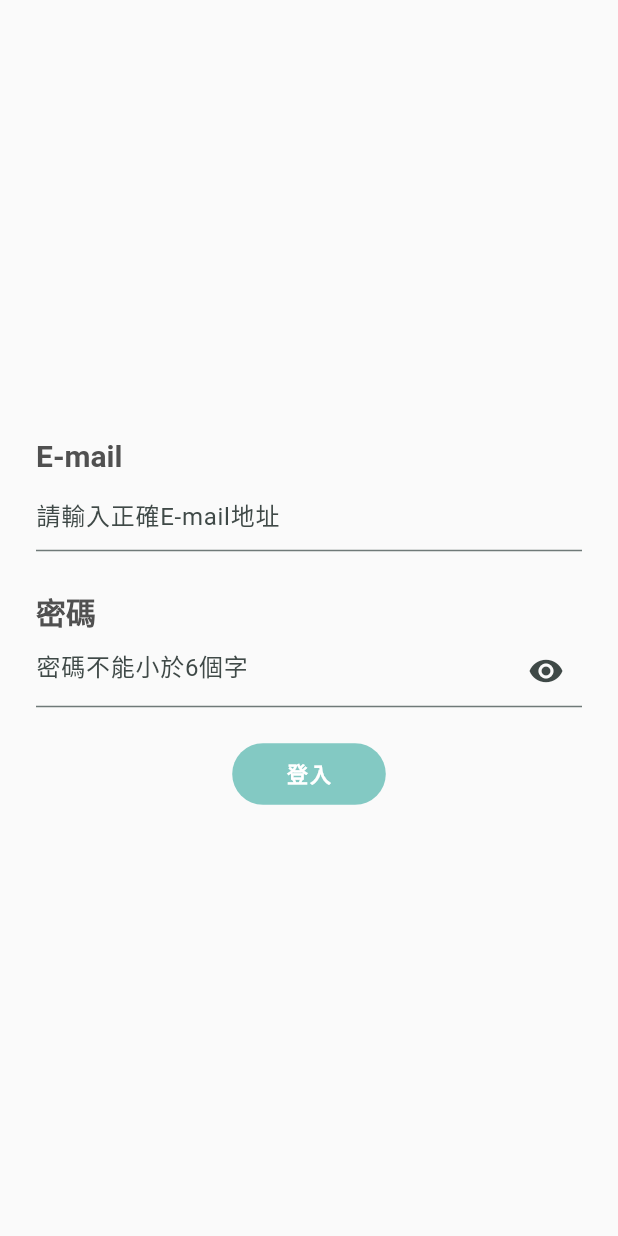
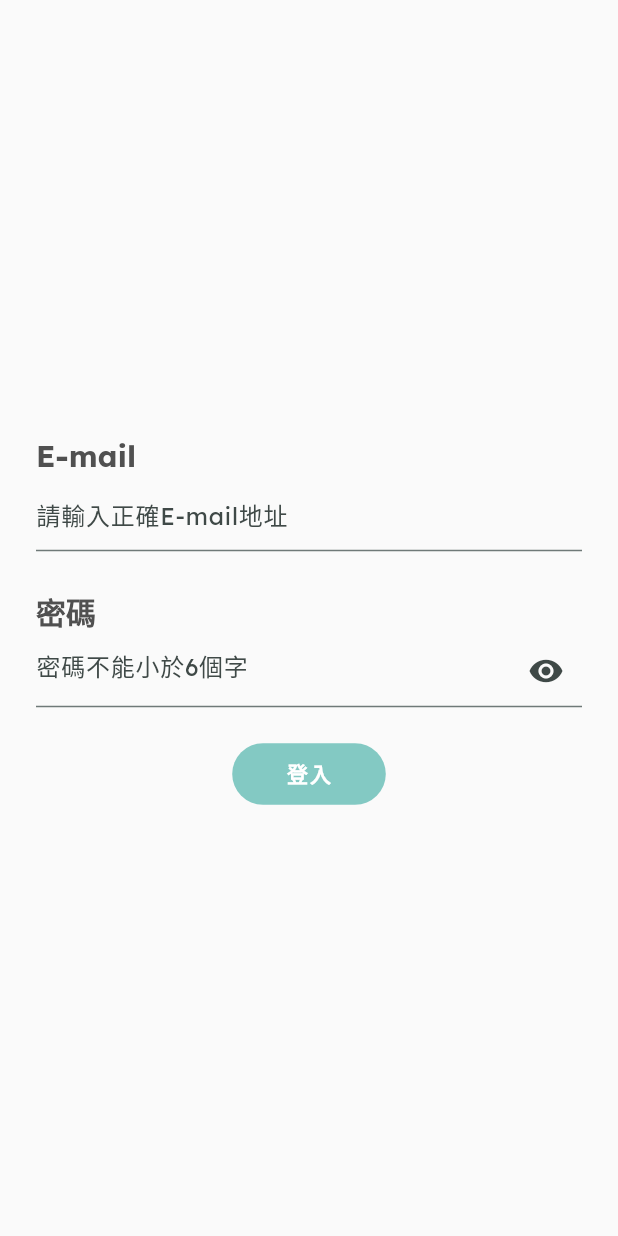
Before and after one commit to FooJiaYin/laundry-savior, a Flutter app: the screen it shows after launch, after a tap on "登入", on a phone screen of 412 x 824 dp. Run offline on Flutter 3.47's test engine with Material 2 defaults, Android fonts, the phone set to English and light mode, and no system bars; our stand-ins replace dio, shared_preferences; network calls fail.

Commit message:
feat: set font to Lexend

```diff
--- a/lib/theme/font.dart
+++ b/lib/theme/font.dart
@@ -2,6 +2,7 @@ import 'package:flutter/material.dart';
 import 'colors.dart';
 
 class ThemeFont {
+  static const fontFamilly = "Lexend";
   static const color = ThemeColors.textColor;
   static const textSize = 16.0;
   static const h1TextSize = 28.0;
--- a/lib/theme/theme.dart
+++ b/lib/theme/theme.dart
@@ -10,6 +10,7 @@ class CustomTheme with ChangeNotifier {
 
   static ThemeData defaultTheme = ThemeData(
     useMaterial3: true,
+    fontFamily: ThemeFont.fontFamilly,
 
     /// Colors
     primaryColor: ThemeColors.primaryColor,
```
Also changed, not shown: pubspec.yaml (+7 -20 lines), assets/fonts/Lexend-Bold.ttf (added), assets/fonts/Lexend-Regular.ttf (added).
